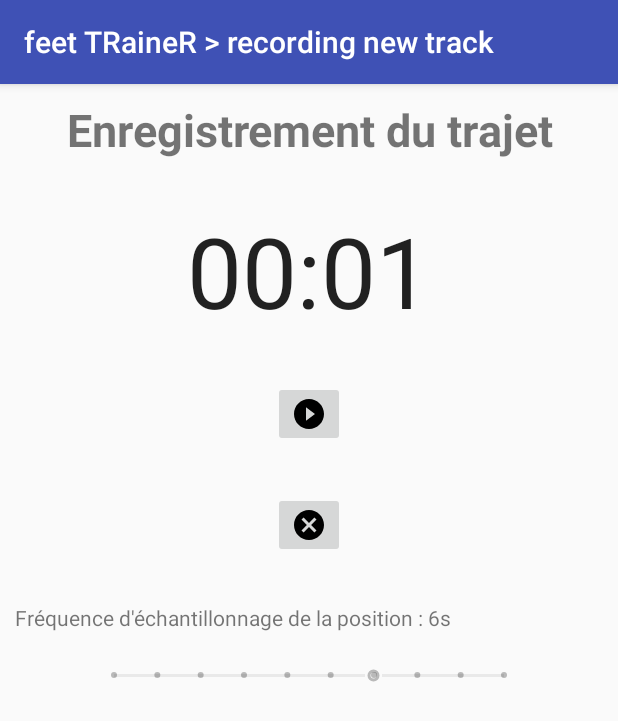
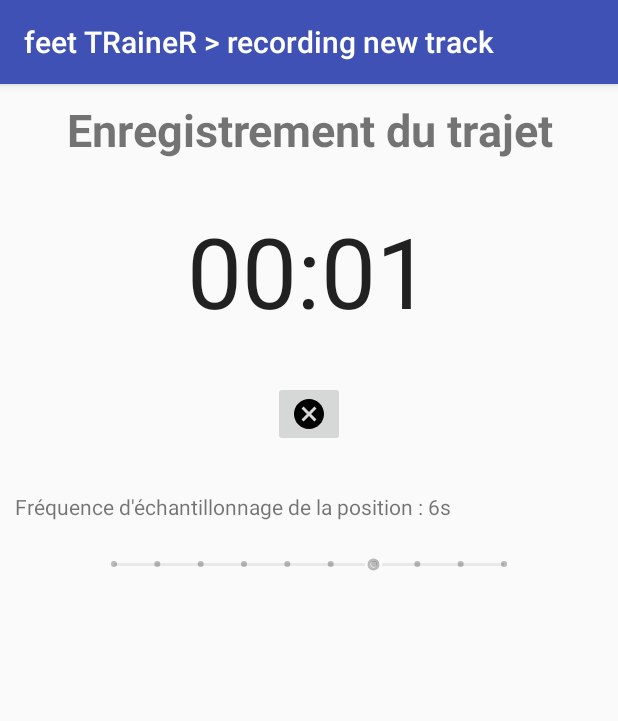
Before and after one commit to ianis58/feet_TRackeR, an Android app: the RecordActivity screen opened directly, with no data from a screen before it, after a tap on an icon or button, on a phone screen of 412 x 824 dp. Shown: the top 721 px of the screen. Run offline under Robolectric (Android 15) with nearby library versions, the phone set to English and light mode, and no system bars; our stand-ins replace Firebase (no records; nobody signed in at launch, a user with empty details on screens opened directly).

Commit message:
slights UI improvements on RecordActivity, add of keystore file to project (and relative path to it instead of absolute path in gradle app file)

```diff
--- a/app/build.gradle
+++ b/app/build.gradle
@@ -5,7 +5,7 @@ android {
         config_sign_debug_feet_tracker {
             keyAlias 'debug_key'
             keyPassword 'feet_TRackeR_2017_debug'
-            storeFile file('C:/Users/Ianis/Desktop/AndroidStudioProjects/keystores/feet_TRackeR_keystore.jks')
+            storeFile file('feet_TRackeR_keystore.jks')
             storePassword 'feet_TRackeR_2017'
         }
     }
--- a/app/src/main/java/ca/uqac/mobile/feet_tracker/android/activities/trainer/RecordActivity.java
+++ b/app/src/main/java/ca/uqac/mobile/feet_tracker/android/activities/trainer/RecordActivity.java
@@ -71,13 +71,16 @@ public class RecordActivity extends AppCompatActivity {
         seekBarSamplingFrequency = (SeekBar) findViewById(R.id.seekBarSamplingFrequency);
         tvSamplingFrequencyLabel = (TextView) findViewById(R.id.tvSamplingFrequencyLabel);
 
+        endRecordNewTrack.setVisibility(View.GONE);
+
         SAMPLING_INTERVAL = seekBarSamplingFrequency.getProgress();
 
         startRecordNewTrack.setOnClickListener(new View.OnClickListener() {
             @Override
             public void onClick(View v) {
                 seekBarSamplingFrequency.setEnabled(false);
-                startRecordNewTrack.setEnabled(false);
+                startRecordNewTrack.setVisibility(View.GONE);
+                endRecordNewTrack.setVisibility(View.VISIBLE);
 
                 chronometerNewTrack.setBase(SystemClock.elapsedRealtime());
                 chronometerNewTrack.start();
```
Also changed, not shown: 1 other file.
